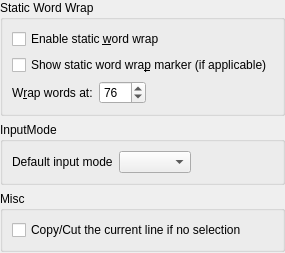
KDE/ktexteditor, file src/dialogs/editconfigwidget.ui: the form before one commit.
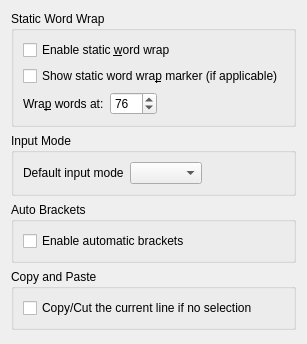
The form after the commit. Custom widgets are drawn as their Qt base class.

Commit message: start to add auto brackets back again

Patch:
```diff
--- a/src/dialogs/editconfigwidget.ui
+++ b/src/dialogs/editconfigwidget.ui
@@ -2,10 +2,15 @@
 <ui version="4.0">
  <class>EditConfigWidget</class>
  <widget class="QWidget" name="EditConfigWidget">
-  <layout class="QVBoxLayout">
-   <property name="margin">
-    <number>0</number>
-   </property>
+  <property name="geometry">
+   <rect>
+    <x>0</x>
+    <y>0</y>
+    <width>275</width>
+    <height>344</height>
+   </rect>
+  </property>
+  <layout class="QVBoxLayout" name="verticalLayout">
    <item>
     <widget class="QGroupBox" name="gbStaticWordWrap">
      <property name="title">
@@ -34,13 +39,22 @@
       </item>
       <item>
        <layout class="QHBoxLayout">
-        <property name="margin">
+        <property name="leftMargin">
+         <number>0</number>
+        </property>
+        <property name="topMargin">
+         <number>0</number>
+        </property>
+        <property name="rightMargin">
+         <number>0</number>
+        </property>
+        <property name="bottomMargin">
          <number>0</number>
         </property>
         <item>
          <widget class="QLabel" name="lblWordWrap">
           <property name="text">
-           <string>W&amp;rap words at:</string>
+           <string>Wra&amp;p words at:</string>
           </property>
           <property name="buddy">
            <cstring>sbWordWrap</cstring>
@@ -84,7 +98,7 @@
    <item>
     <widget class="QGroupBox" name="gbInputMode">
      <property name="title">
-      <string>InputMode</string>
+      <string>Input Mode</string>
      </property>
      <layout class="QHBoxLayout" name="horizontalLayout">
       <item>
@@ -114,9 +128,25 @@
     </widget>
    </item>
    <item>
-    <widget class="QGroupBox" name="gbMisc">
+    <widget class="QGroupBox" name="gbAutoBrackets">
      <property name="title">
-      <string>Misc</string>
+      <string>Auto Brackets</string>
+     </property>
+     <layout class="QVBoxLayout" name="_2">
+      <item>
+       <widget class="QCheckBox" name="chkAutoBrackets">
+        <property name="text">
+         <string>Enable automatic brackets</string>
+        </property>
+       </widget>
+      </item>
+     </layout>
+    </widget>
+   </item>
+   <item>
+    <widget class="QGroupBox" name="gbCopyAndPaste">
+     <property name="title">
+      <string>Copy and Paste</string>
      </property>
      <layout class="QVBoxLayout">
       <item>
```
The commit also changes 3 other files.
